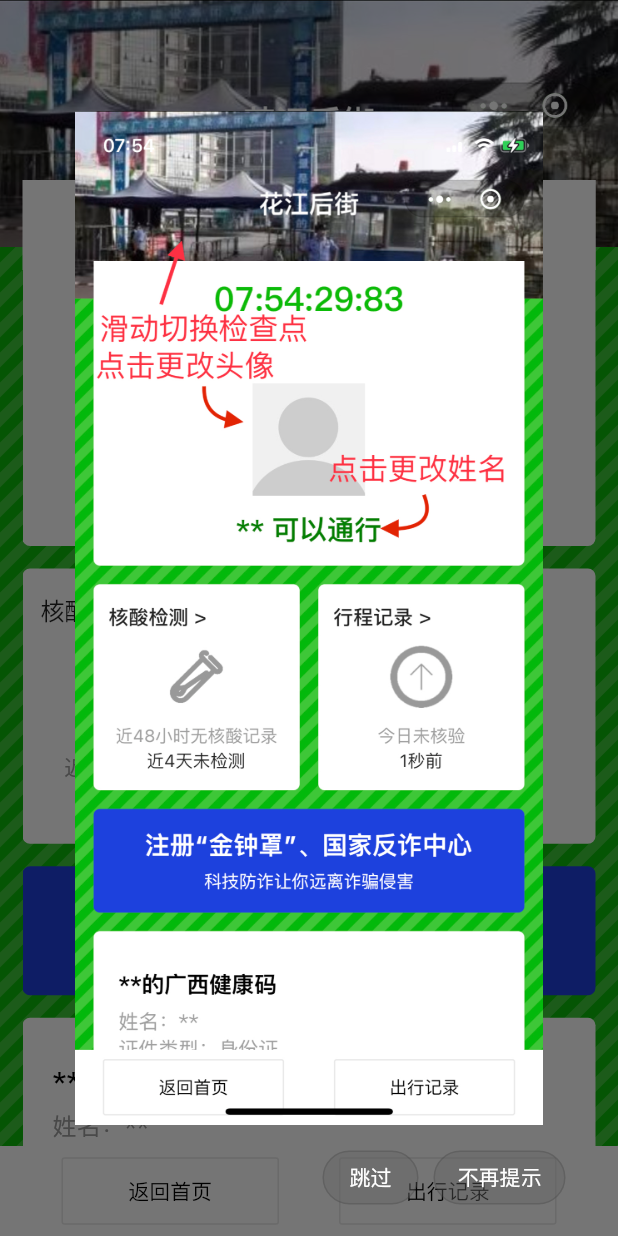
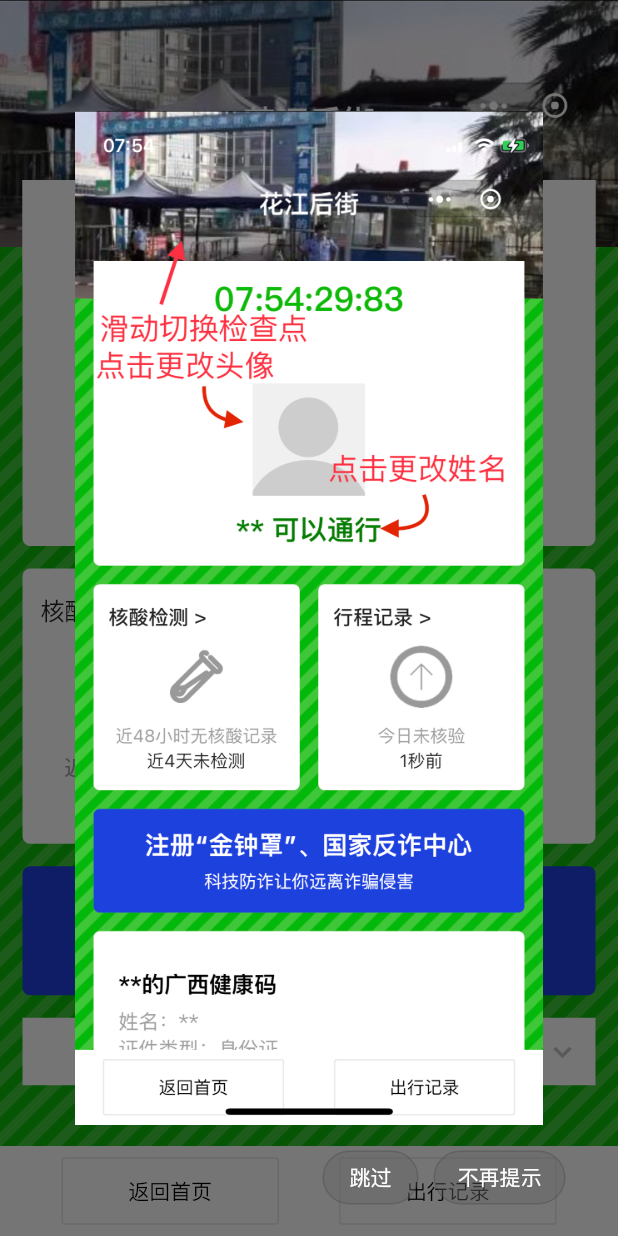
Before and after one commit to wilinz/Guetcard, a Flutter app: the screen it shows after launch, on a phone screen of 412 x 824 dp. Run offline on Flutter 3.47's test engine with Material 2 defaults, Android fonts, the phone set to English and light mode, and no system bars; drawn by our look-alikes of card_swiper; our stand-ins replace dio, flutter_markdown, image_picker, package_info, qr_flutter, shared_preferences and 2 more; missing offline and left inert: bmprogresshud, crop_image, dart:js, flutter_xupdate, image_picker_for_web, package_info_plus_web and 1 more; network calls fail.

Commit message:
暂时移除广西健康码卡片，来适配当前的畅行证界面

```diff
--- a/lib/pages/AboutPage/AboutPage.dart
+++ b/lib/pages/AboutPage/AboutPage.dart
@@ -6,7 +6,7 @@ import 'package:url_launcher/url_launcher.dart';
 
 import 'package:guet_card/public-widgets/CheckingUpdate.dart';
 
-const String VERSION = "v1.5.1";
+const String VERSION = "v1.5.2";
 
 /// “关于”页面，使用 Markdown 组件渲染显示
 class AboutPage extends StatelessWidget {
--- a/lib/pages/HomePage/HomePage.dart
+++ b/lib/pages/HomePage/HomePage.dart
@@ -244,8 +244,8 @@ class _HomeContentState extends State<HomeContent> {
                   SizedBox(height: 15),
                   AntiScamCard(), // 反诈中心卡片
                   SizedBox(height: 15),
-                  QrHealthCard(),  // 健康码卡片
-                  SizedBox(height: 15),
+                  // QrHealthCard(),  // 健康码卡片
+                  // SizedBox(height: 15),
                   Passport(),  // 底部临时通行证卡片
                   SizedBox(height: 15),
                 ],
--- a/pubspec.yaml
+++ b/pubspec.yaml
@@ -15,7 +15,7 @@ publish_to: 'none' # Remove this line if you wish to publish to pub.dev
 # In iOS, build-name is used as CFBundleShortVersionString while build-number used as CFBundleVersion.
 # Read more about iOS versioning at
 # https://developer.apple.com/library/archive/documentation/General/Reference/InfoPlistKeyReference/Articles/CoreFoundationKeys.html
-version: 1.5.1
+version: 1.5.2
 
 environment:
   sdk: ">=2.12.0 <3.0.0"
```
